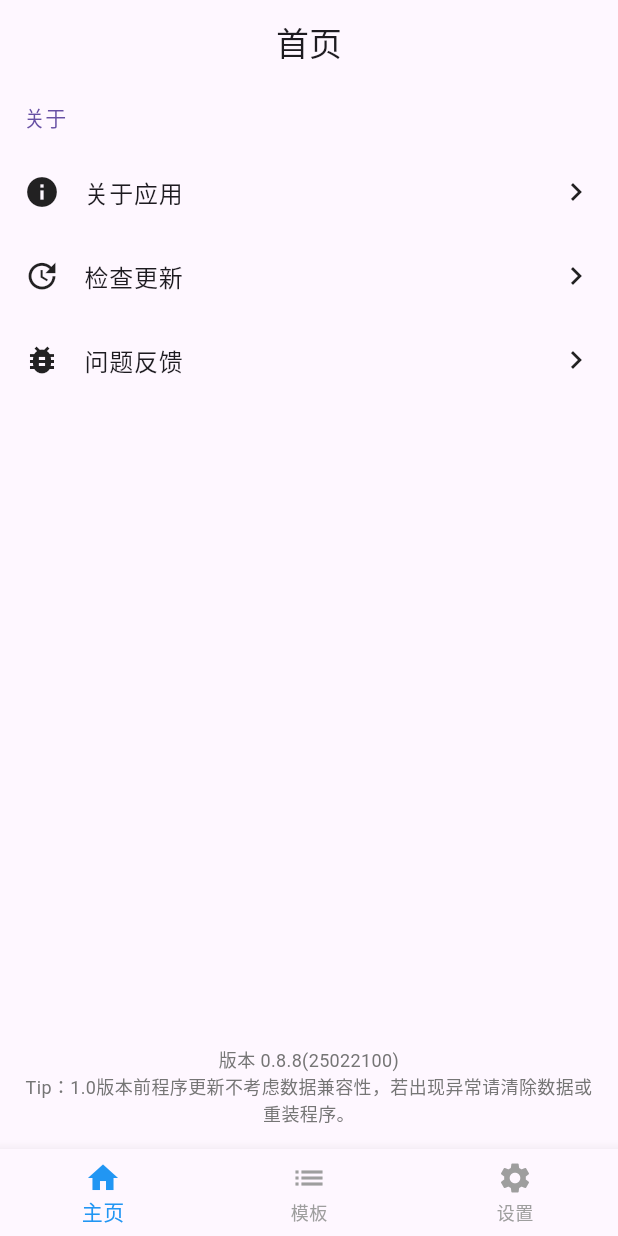
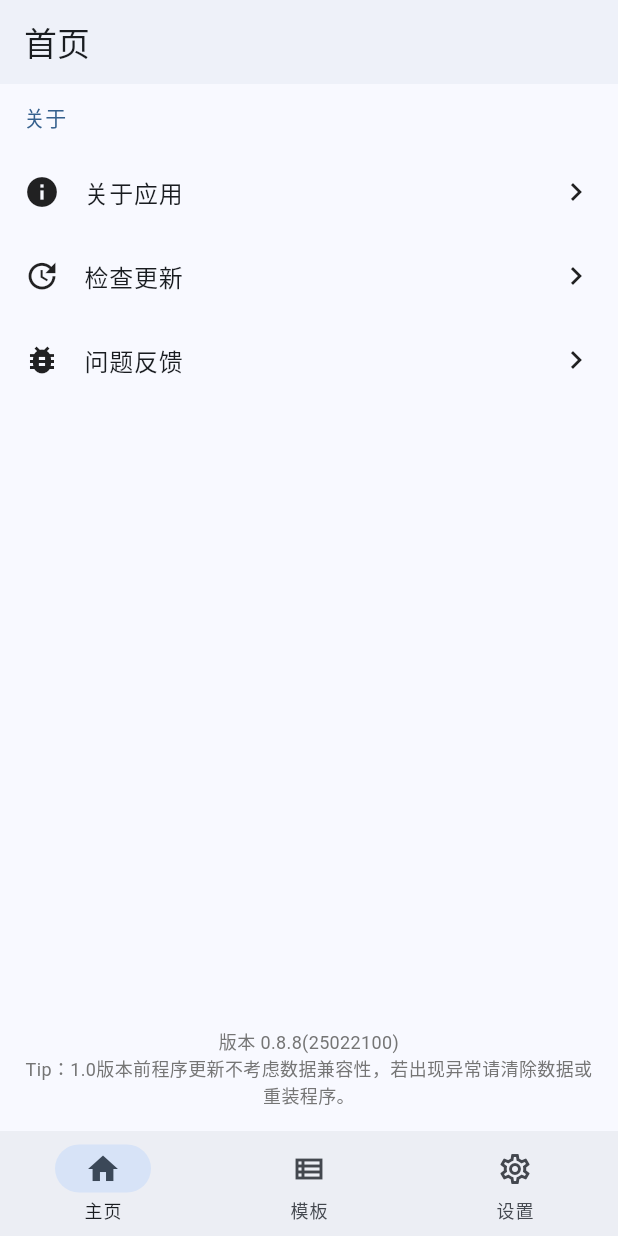
Before and after one commit to youzhiran/counters, a Flutter app: the screen it shows after launch, swiped to page 3, on a phone screen of 412 x 824 dp. Run offline on Flutter 3.47's test engine with Material 3 defaults, Android fonts, the phone set to English and light mode, and no system bars; our stand-ins replace hive, hive_flutter, package_info_plus; accounts and stored records are empty.

Commit message:
new:MD导航栏&初步深色模式

```diff
--- a/lib/main.dart
+++ b/lib/main.dart
@@ -58,10 +58,33 @@ class MyApp extends StatelessWidget {
           navigatorKey: globalState.navigatorKey,
           title: '桌游计分器',
           theme: ThemeData(
-            primarySwatch: Colors.blue,
+            useMaterial3: true, // 启用 MD3
+            colorScheme: ColorScheme.fromSeed(
+              seedColor: Colors.blue, // 动态颜色种子
+              brightness: Brightness.light,
+            ),
             appBarTheme: const AppBarTheme(
-              elevation: 0, // 统一阴影效果
-              centerTitle: true, // 标题居中
+              elevation: 1, // MD3 推荐轻微阴影
+              scrolledUnderElevation: 3, // 滚动时阴影
+            ),
+            // 更新其他组件主题
+            filledButtonTheme: FilledButtonThemeData(style: ButtonStyle()),
+            navigationBarTheme: NavigationBarThemeData(
+              height: 70, // 推荐高度
+              labelBehavior: NavigationDestinationLabelBehavior.alwaysShow,
+            ),
+            pageTransitionsTheme: const PageTransitionsTheme(
+              builders: {
+                TargetPlatform.android: ZoomPageTransitionsBuilder(),
+                TargetPlatform.iOS: CupertinoPageTransitionsBuilder(),
+              },
+            ),
+          ),
+          darkTheme: ThemeData(
+            useMaterial3: true,
+            colorScheme: ColorScheme.fromSeed(
+              seedColor: Colors.blue,
+              brightness: Brightness.dark,
             ),
           ),
           routes: {
@@ -147,28 +170,23 @@ class _MainTabsScreenState extends State<MainTabsScreen> {
         controller: _pageController,
         children: _screens,
       ),
-      bottomNavigationBar: BottomNavigationBar(
-        currentIndex: _selectedIndex,
-        onTap: _onItemTapped,
-        selectedItemColor: Colors.blue,
-        // 选中颜色
-        unselectedItemColor: Colors.grey,
-        // 未选中颜色
-        showUnselectedLabels: true,
-        // 始终显示标签
-        type: BottomNavigationBarType.fixed,
-        // 固定布局
-        items: [
-          BottomNavigationBarItem(
-            icon: Icon(Icons.home),
+      bottomNavigationBar: NavigationBar(
+        selectedIndex: _selectedIndex,
+        onDestinationSelected: _onItemTapped,
+        destinations: const [
+          NavigationDestination(
+            icon: Icon(Icons.home_outlined),
+            selectedIcon: Icon(Icons.home),
             label: '主页',
           ),
-          BottomNavigationBarItem(
-            icon: Icon(Icons.list),
+          NavigationDestination(
+            icon: Icon(Icons.view_list_outlined),
+            selectedIcon: Icon(Icons.view_list),
             label: '模板',
           ),
-          BottomNavigationBarItem(
-            icon: Icon(Icons.settings),
+          NavigationDestination(
+            icon: Icon(Icons.settings_outlined),
+            selectedIcon: Icon(Icons.settings),
             label: '设置',
           ),
         ],
--- a/lib/page/game_session.dart
+++ b/lib/page/game_session.dart
@@ -540,7 +540,7 @@ class _ScoreEditDialogState extends State<_ScoreEditDialog> {
 /// 参数说明：
 /// [score]: 当前回合得分（可选）
 /// [total]: 累计总得分
-/// [isCurrent]: 是否为当前回合
+/// [isHighlighted]: 是否高亮
 class _ScoreCell extends StatelessWidget {
   final int? score;
   final int total;
@@ -557,9 +557,9 @@ class _ScoreCell extends StatelessWidget {
     return Container(
       decoration: BoxDecoration(
         // 新增装饰
-        color: isHighlighted ? Colors.blue[100] : null,
+        color: isHighlighted ? Theme.of(context).colorScheme.primaryContainer: null,
         border: isHighlighted
-            ? Border.all(color: Colors.blueAccent, width: 2)
+            ? Border.all(color: Theme.of(context).colorScheme.primary, width: 2)
             : null,
       ),
       width: 80,
--- a/lib/version.dart
+++ b/lib/version.dart
@@ -1,4 +1,4 @@
 // Generated file - DO NOT EDIT. The information in this file may be out of date.
-const String gitCommit = 'd69f143';
-const String buildTime = '2025-02-21 12:38:26';
+const String gitCommit = 'cdecd1c';
+const String buildTime = '2025-02-24 11:34:34';
 const String appVersion = '0.8.8';
```
Also changed, not shown: 1 other file.
